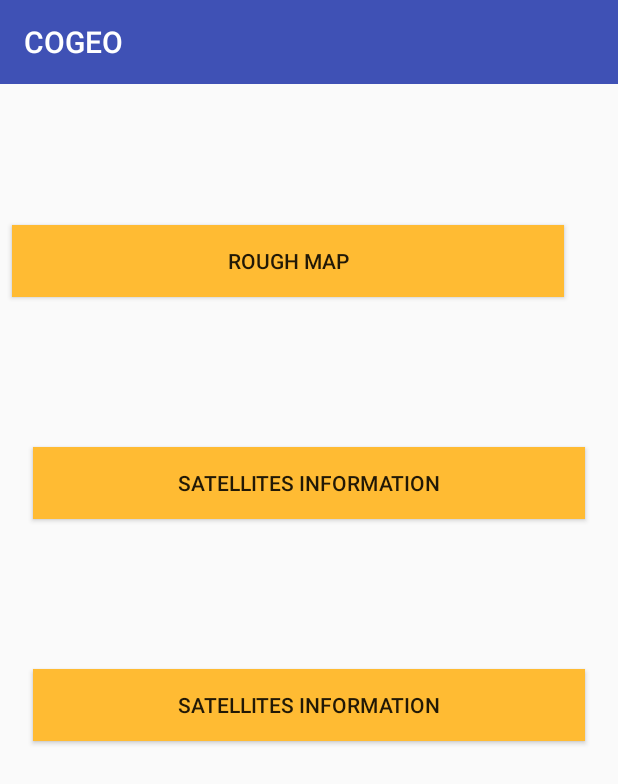
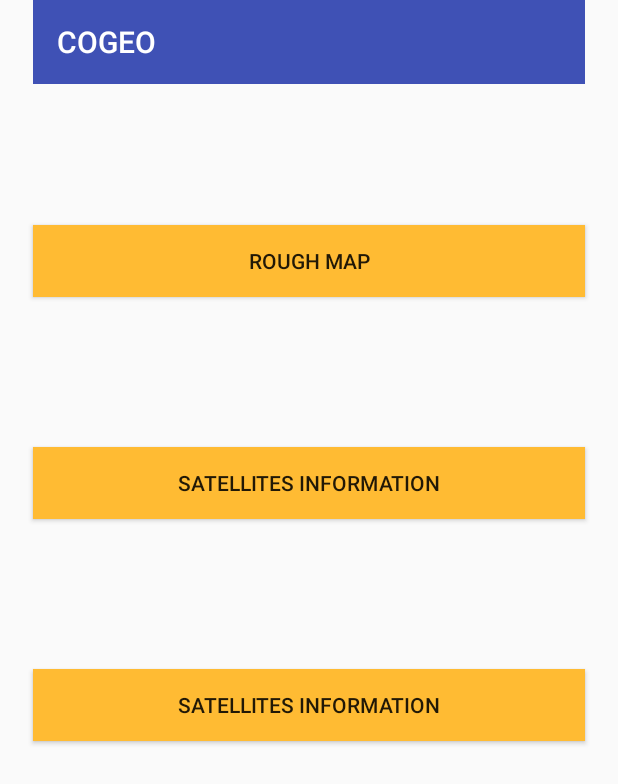
Before and after one commit to xiaoironman/Hackathon, an Android app: the screen it shows after launch (MainActivity), on a phone screen of 412 x 824 dp. Shown: the top 784 px of the screen. Run offline under Robolectric (Android 15) with nearby library versions, the phone set to English and light mode, and no system bars.

Commit message:
added a button in reference list activity, to make it lined to the map view

```diff
--- a/app/src/main/AndroidManifest.xml
+++ b/app/src/main/AndroidManifest.xml
@@ -3,6 +3,12 @@
     package="com.example.xiao.hackathonproject">
 
     <uses-permission android:name="android.permission.ACCESS_FINE_LOCATION" />
+    <uses-permission android:name="android.permission.ACCESS_NETWORK_STATE"/>
+    <uses-permission android:name="android.permission.ACCESS_COARSE_LOCATION"/>
+    <uses-permission android:name="android.permission.READ_EXTERNAL_STORAGE"/>
+    <uses-permission android:name="android.permission.WRITE_EXTERNAL_STORAGE"/>
+
+
 
     <uses-feature android:name="android.hardware.location.gps" />
 
--- a/app/src/main/java/com/example/xiao/hackathonproject/MainActivity.java
+++ b/app/src/main/java/com/example/xiao/hackathonproject/MainActivity.java
@@ -50,6 +50,11 @@ public class MainActivity extends AppCompatActivity {
         Intent myIntent = new Intent(this,SatelliteInformation.class);
         startActivity(myIntent);
     }
+    public void onClick3(View v)
+    {
+        Intent myIntent = new Intent(this,ReferenceList.class);
+        startActivity(myIntent);
+    }
     @Override
     public void onRequestPermissionsResult(int requestCode, @NonNull String[] permissions, @NonNull int[] grantResults) {
         switch (requestCode) {
--- a/app/src/main/res/layout/activity_main.xml
+++ b/app/src/main/res/layout/activity_main.xml
@@ -6,21 +6,34 @@
     android:layout_height="match_parent"
     tools:context="com.example.xiao.hackathonproject.MainActivity">
 
-    <include layout="@layout/header"
-        android:id="@+id/CogeoToolbar"/>
+    <include
+        android:id="@+id/CogeoToolbar"
+        layout="@layout/header"
+        android:layout_width="368dp"
+        android:layout_height="wrap_content"
+        android:layout_marginEnd="8dp"
+        android:layout_marginLeft="8dp"
+        android:layout_marginRight="8dp"
+        android:layout_marginStart="8dp"
+        app:layout_constraintLeft_toLeftOf="parent"
+        app:layout_constraintRight_toRightOf="parent"
+        app:layout_constraintTop_toTopOf="parent" />
 
     <Button
         android:id="@+id/button2"
         android:layout_width="368dp"
         android:layout_height="0dp"
+        android:layout_marginLeft="8dp"
+        android:layout_marginRight="8dp"
         android:layout_marginTop="100dp"
         android:background="@android:color/holo_orange_light"
+        android:onClick="onClick3"
         android:text="@string/button_call_sat_info"
+        app:layout_constraintLeft_toLeftOf="parent"
+        app:layout_constraintRight_toRightOf="parent"
         app:layout_constraintTop_toBottomOf="@+id/button1"
-        android:layout_marginRight="8dp"
-        app:layout_constraintRight_toRightOf="parent"
-        android:layout_marginLeft="8dp"
-        app:layout_constraintLeft_toLeftOf="parent" />
+        android:layout_marginStart="8dp"
+        android:layout_marginEnd="8dp" />
 
     <Button
         android:id="@+id/button1"
@@ -35,21 +48,23 @@
         android:text="@string/button_call_sat_info"
         app:layout_constraintLeft_toLeftOf="parent"
         app:layout_constraintRight_toRightOf="parent"
-        app:layout_constraintTop_toBottomOf="@+id/button" />
+        app:layout_constraintTop_toBottomOf="@+id/button"
+        android:layout_marginStart="8dp" />
 
     <Button
         android:id="@+id/button"
         android:layout_width="368dp"
         android:layout_height="0dp"
-        android:layout_marginLeft="8dp"
-        android:layout_marginRight="8dp"
         android:layout_marginTop="150dp"
         android:background="@android:color/holo_orange_light"
         android:onClick="onClick1"
         android:text="@string/button_call_rough_map"
-        app:layout_constraintHorizontal_bias="0.0"
+        app:layout_constraintTop_toTopOf="parent"
+        android:layout_marginRight="8dp"
+        app:layout_constraintRight_toRightOf="parent"
+        android:layout_marginLeft="8dp"
         app:layout_constraintLeft_toLeftOf="parent"
-        app:layout_constraintRight_toRightOf="parent"
-        app:layout_constraintTop_toTopOf="parent" />
+        android:layout_marginStart="8dp"
+        android:layout_marginEnd="8dp" />
 
 </android.support.constraint.ConstraintLayout>
--- a/app/src/main/res/layout/activity_rough_location.xml
+++ b/app/src/main/res/layout/activity_rough_location.xml
@@ -1,8 +1,9 @@
+
 <fragment xmlns:android="http://schemas.android.com/apk/res/android"
     xmlns:map="http://schemas.android.com/apk/res-auto"
     xmlns:tools="http://schemas.android.com/tools"
     android:id="@+id/map"
     android:name="com.google.android.gms.maps.SupportMapFragment"
     android:layout_width="match_parent"
-    android:layout_height="match_parent"
+    android:layout_height="600dp"
     tools:context="com.example.xiao.hackathonproject.RoughLocation" />
--- a/app/src/main/res/values/strings.xml
+++ b/app/src/main/res/values/strings.xml
@@ -11,4 +11,5 @@
     <string name="longitude">Longitude:</string>
     <string name="accuracy">Accuracy:</string>
     <string name="provider">Provider:</string>
+    <string name="see_on_map">See My Location On The Map</string>
 </resources>
```
Also changed, not shown: app/src/main/java/com/example/xiao/hackathonproject/ReferenceList.java (+8 -0 lines), app/src/main/res/layout/activity_reference_list.xml (+14 -2 lines).
